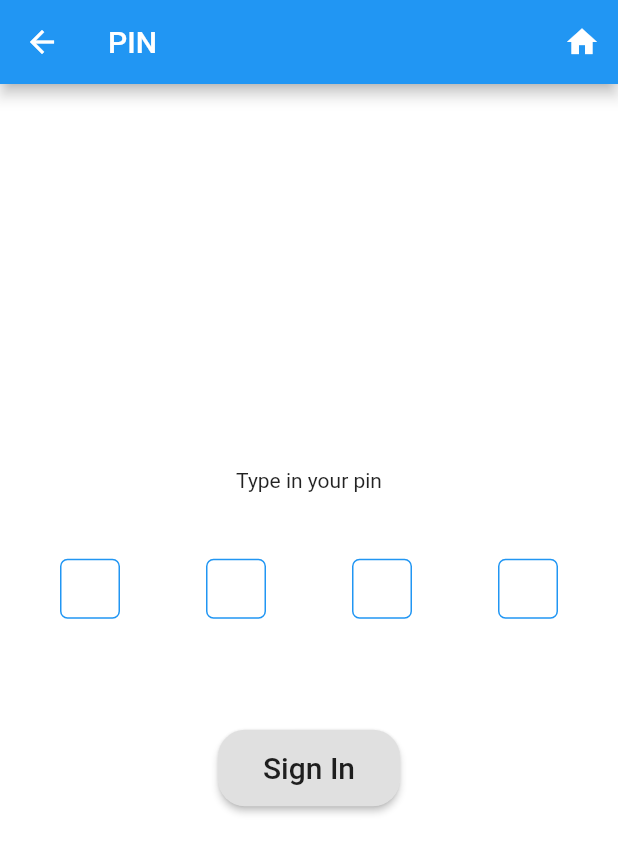
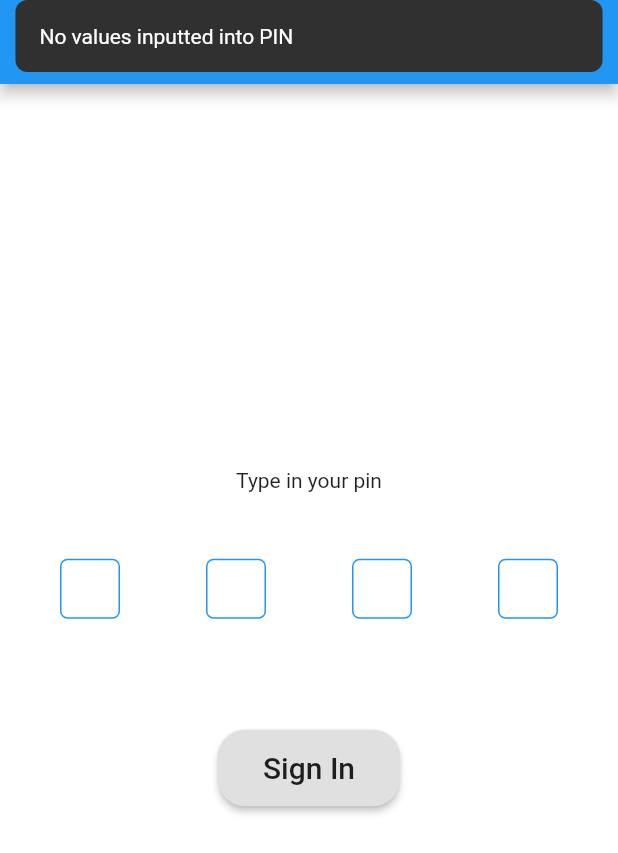
Before and after one commit to samuelobe/ehi_drive, a Flutter app: the AuthScreen screen opened directly, after a tap on "Sign In", on a phone screen of 412 x 824 dp. Shown: the top 853 px of the screen. Run offline on Flutter 3.47's test engine with Material 2 defaults, Android fonts, the phone set to English and light mode, and no system bars; our stand-ins replace device_info, flushbar, pinput, shared_preferences, splashscreen; accounts and stored records are empty; network calls fail.

Commit message:
Lots of code

```diff
--- a/lib/screens/auth_screen.dart
+++ b/lib/screens/auth_screen.dart
@@ -1,4 +1,5 @@
 import 'package:ehidrive/services/auth.dart';
+import 'package:flushbar/flushbar.dart';
 import 'package:flutter/material.dart';
 import 'package:pinput/pin_put/pin_put.dart';
 
@@ -14,7 +15,31 @@ class AuthScreenState extends State<AuthScreen> {
   final FocusNode _pinPutFocusNode = FocusNode();
   Auth auth = Auth();
 
-  String submittedPin = "";
+  void _displayFlushbar(String message) {
+    Flushbar(
+      margin: EdgeInsets.only(bottom: 5),
+      maxWidth: MediaQuery.of(context).size.width * 0.95,
+      flushbarStyle: FlushbarStyle.FLOATING,
+      borderRadius: 8,
+      flushbarPosition: FlushbarPosition.TOP,
+      message: message,
+      isDismissible: true,
+      duration: Duration(seconds: 3),
+      //animationDuration: Duration(milliseconds: 100),
+    )..show(context);
+  }
+
+  void _checkPIN() {
+    var pin = _pinPutController.value.text;
+
+    if (pin.length == 0) {
+      _displayFlushbar("No values inputted into PIN");
+    } else if (pin.length != 4) {
+      _displayFlushbar("Please fill in your PIN");
+    } else {
+      auth.verifyPin(pin: pin, context: context);
+    }
+  }
 
   BoxDecoration get _pinPutDecoration {
     return BoxDecoration(
@@ -54,9 +79,6 @@ class AuthScreenState extends State<AuthScreen> {
                   padding: EdgeInsets.all(20),
                   child: PinPut(
                     fieldsCount: 4,
-                    onSubmit: (String pin) {
-                      submittedPin = pin;
-                    },
                     focusNode: _pinPutFocusNode,
                     controller: _pinPutController,
                     submittedFieldDecoration: _pinPutDecoration.copyWith(
@@ -82,7 +104,7 @@ class AuthScreenState extends State<AuthScreen> {
                         style: TextStyle(fontSize: 20),
                       ),
                     ),
-                    onPressed: () {}),
+                    onPressed: _checkPIN),
                 SizedBox(
                   height: 30,
                 ),
```
Also changed, not shown: lib/screens/create_pin_screen.dart (+15 -23 lines), lib/screens/menu_screen.dart (added, +20 -0 lines), lib/services/auth.dart (+101 -13 lines).
